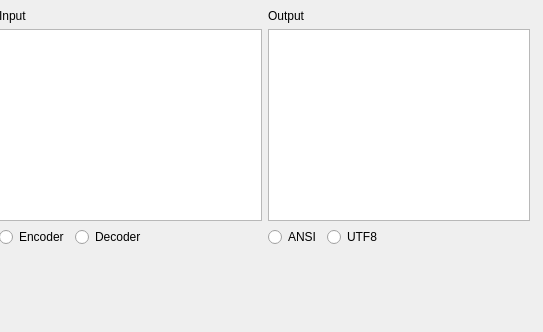
First picture: the form in commonutils/python2/Code/cn/com/sunjiesh/code/MainWin.ui, repository sunjiesh/MyTools, before the edit.
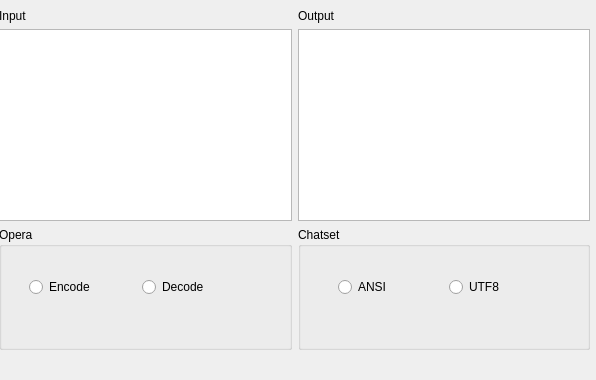
Second picture: the form after the edit.

Patch:
```diff
--- a/commonutils/python2/Code/cn/com/sunjiesh/code/MainWin.ui
+++ b/commonutils/python2/Code/cn/com/sunjiesh/code/MainWin.ui
@@ -6,8 +6,8 @@
    <rect>
     <x>0</x>
     <y>0</y>
-    <width>543</width>
-    <height>332</height>
+    <width>596</width>
+    <height>380</height>
    </rect>
   </property>
   <property name="windowTitle">
@@ -25,8 +25,8 @@
      <rect>
       <x>-1</x>
       <y>9</y>
-      <width>531</width>
-      <height>301</height>
+      <width>591</width>
+      <height>341</height>
      </rect>
     </property>
     <layout class="QHBoxLayout" name="horizontalLayout_7">
@@ -65,22 +65,49 @@
         </widget>
        </item>
        <item>
-        <layout class="QFormLayout" name="formLayout">
-         <item row="0" column="0">
-          <widget class="QRadioButton" name="radioEncoder">
+        <widget class="QGroupBox" name="groupBox">
+         <property name="sizePolicy">
+          <sizepolicy hsizetype="MinimumExpanding" vsizetype="MinimumExpanding">
+           <horstretch>0</horstretch>
+           <verstretch>0</verstretch>
+          </sizepolicy>
+         </property>
+         <property name="minimumSize">
+          <size>
+           <width>30</width>
+           <height>80</height>
+          </size>
+         </property>
+         <property name="title">
+          <string>Opera</string>
+         </property>
+         <widget class="QWidget" name="horizontalLayoutWidget_2">
+          <property name="geometry">
+           <rect>
+            <x>30</x>
+            <y>20</y>
+            <width>220</width>
+            <height>80</height>
+           </rect>
+          </property>
+          <layout class="QHBoxLayout" name="horizontalLayout">
+           <item>
+            <widget class="QRadioButton" name="radioEncode">
            <property name="text">
-            <string>Encoder</string>
+              <string>Encode</string>
            </property>
           </widget>
          </item>
-         <item row="0" column="1">
-          <widget class="QRadioButton" name="radioDecoder">
+           <item>
+            <widget class="QRadioButton" name="radioDecode">
            <property name="text">
-            <string>Decoder</string>
+              <string>Decode</string>
            </property>
           </widget>
          </item>
         </layout>
+         </widget>
+        </widget>
        </item>
       </layout>
      </item>
@@ -110,18 +137,40 @@
         </widget>
        </item>
        <item>
-        <layout class="QFormLayout" name="formLayout_2">
-         <property name="fieldGrowthPolicy">
-          <enum>QFormLayout::AllNonFixedFieldsGrow</enum>
+        <widget class="QGroupBox" name="groupBox_2">
+         <property name="sizePolicy">
+          <sizepolicy hsizetype="MinimumExpanding" vsizetype="MinimumExpanding">
+           <horstretch>0</horstretch>
+           <verstretch>0</verstretch>
+          </sizepolicy>
          </property>
-         <item row="1" column="0">
+         <property name="minimumSize">
+          <size>
+           <width>0</width>
+           <height>80</height>
+          </size>
+         </property>
+         <property name="title">
+          <string>Chatset</string>
+         </property>
+         <widget class="QWidget" name="horizontalLayoutWidget_3">
+          <property name="geometry">
+           <rect>
+            <x>40</x>
+            <y>20</y>
+            <width>216</width>
+            <height>80</height>
+           </rect>
+          </property>
+          <layout class="QHBoxLayout" name="horizontalLayout_2">
+           <item>
           <widget class="QRadioButton" name="radioANSI">
            <property name="text">
             <string>ANSI</string>
            </property>
           </widget>
          </item>
-         <item row="1" column="1">
+           <item>
           <widget class="QRadioButton" name="radioUTF8">
            <property name="text">
             <string>UTF8</string>
@@ -129,6 +178,8 @@
           </widget>
          </item>
         </layout>
+         </widget>
+        </widget>
        </item>
       </layout>
      </item>
```
Left out of the diff: 4 changed lines with no effect on the pictures. Lines whose indentation alone changed are shown as unchanged.
